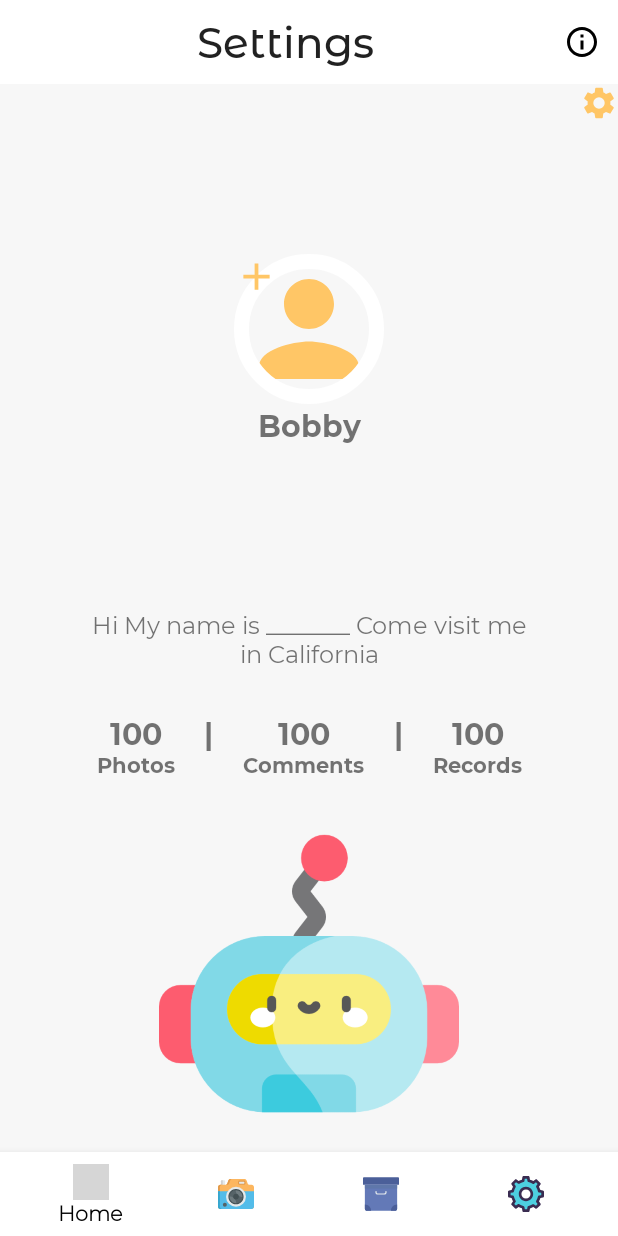
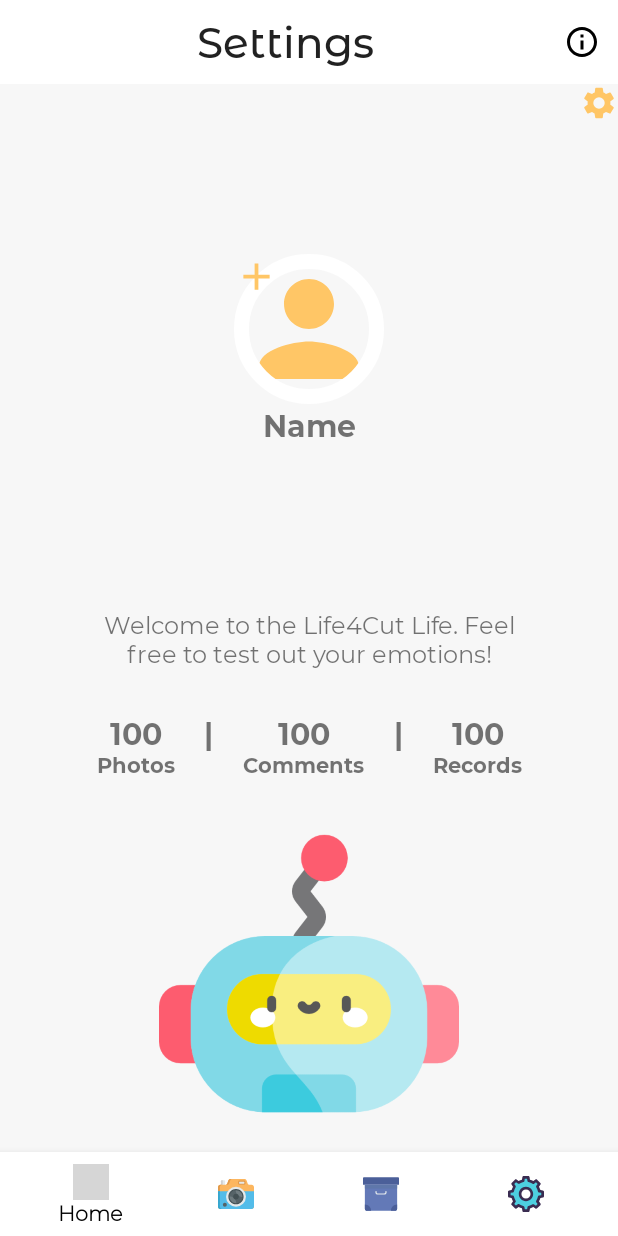
Before and after one commit to EmotiCam/mylifecut_frontend, an Android app: the fragment AboutFragment placed in its activity, on a phone screen of 412 x 824 dp. Run offline under Robolectric (Android 15) with nearby library versions, the phone set to English and light mode, and no system bars; our stand-ins replace Picasso; libraries missing offline, so code that uses them is left out: com.cloudinary.android, com.github.mikephil.charting, com.microsoft.projectoxford; pictures from the network do not load; 3 statements that could not run were skipped; grey boxes are pictures that could not be loaded.

Commit message:
default setting for AboutFragment changed
default setting(nickname, comment, comment picture number) for AboutFragment changed.

```diff
--- a/app/src/main/res/layout/fragment_about.xml
+++ b/app/src/main/res/layout/fragment_about.xml
@@ -45,7 +45,7 @@
             android:layout_height="wrap_content"
             android:layout_marginTop="100dp"
             android:fontFamily="@font/montserrat_bold"
-            android:text="Bobby"
+            android:text="Name"
             android:textAlignment="center"
             android:textSize="20sp" />
 
@@ -75,7 +75,7 @@
         android:layout_height="wrap_content"
         android:layout_marginTop="0dp"
         android:fontFamily="@font/montserrat_regular"
-        android:text="Hi My name is _______ Come visit me in California"
+        android:text="Welcome to the Life4Cut Life. Feel free to test out your emotions!"
         android:textAlignment="center"
         android:textSize="16sp" />
     </RelativeLayout>
@@ -96,7 +96,7 @@
             android:layout_height="wrap_content"
             android:layout_marginTop="0dp"
             android:fontFamily="@font/montserrat_bold"
-            android:text="100\n Photos"
+            android:text="0\n Photos"
             android:textAlignment="center"
             android:textSize="20sp"
             android:layout_weight="1"/>
@@ -117,7 +117,7 @@
             android:layout_width="wrap_content"
             android:layout_height="wrap_content"
             android:fontFamily="@font/montserrat_bold"
-            android:text="100\n Comments"
+            android:text="0\n Comments"
             android:textAlignment="center"
             android:textSize="20sp"
             android:layout_weight="1"/>
@@ -139,7 +139,7 @@
             android:layout_row="0"
             android:layout_weight="1"
             android:fontFamily="@font/montserrat_bold"
-            android:text="24\n Records"
+            android:text="0\n Records"
             android:textAlignment="center"
             android:textSize="20sp" />
 
```
Also changed, not shown: 1 other file.
